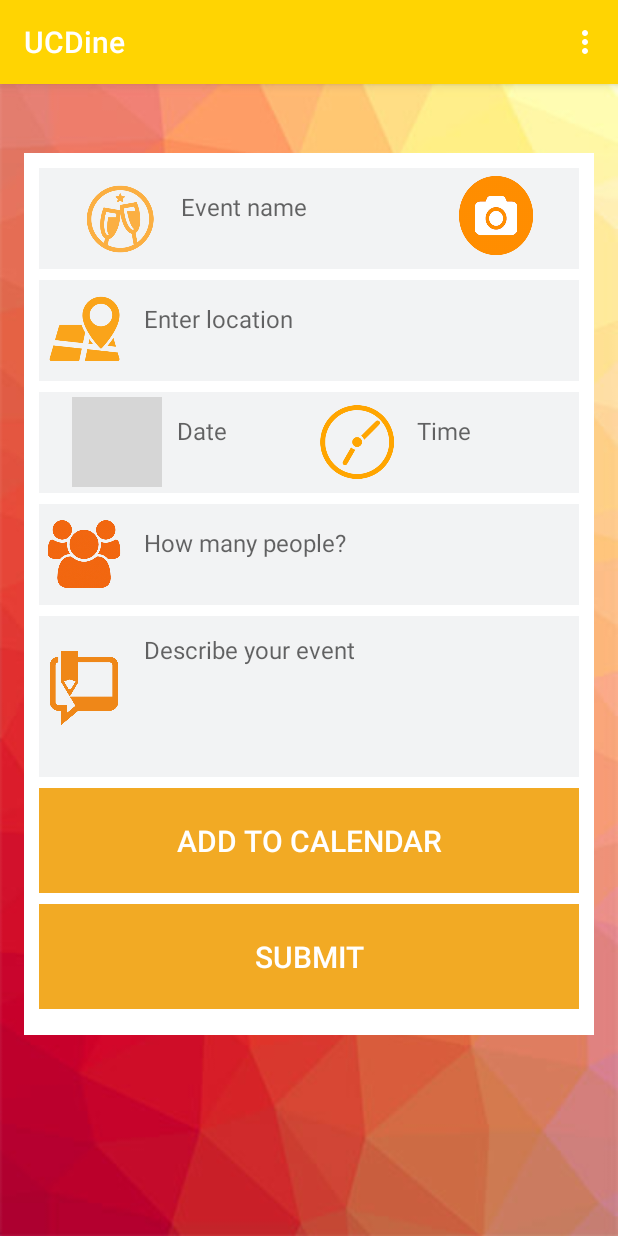
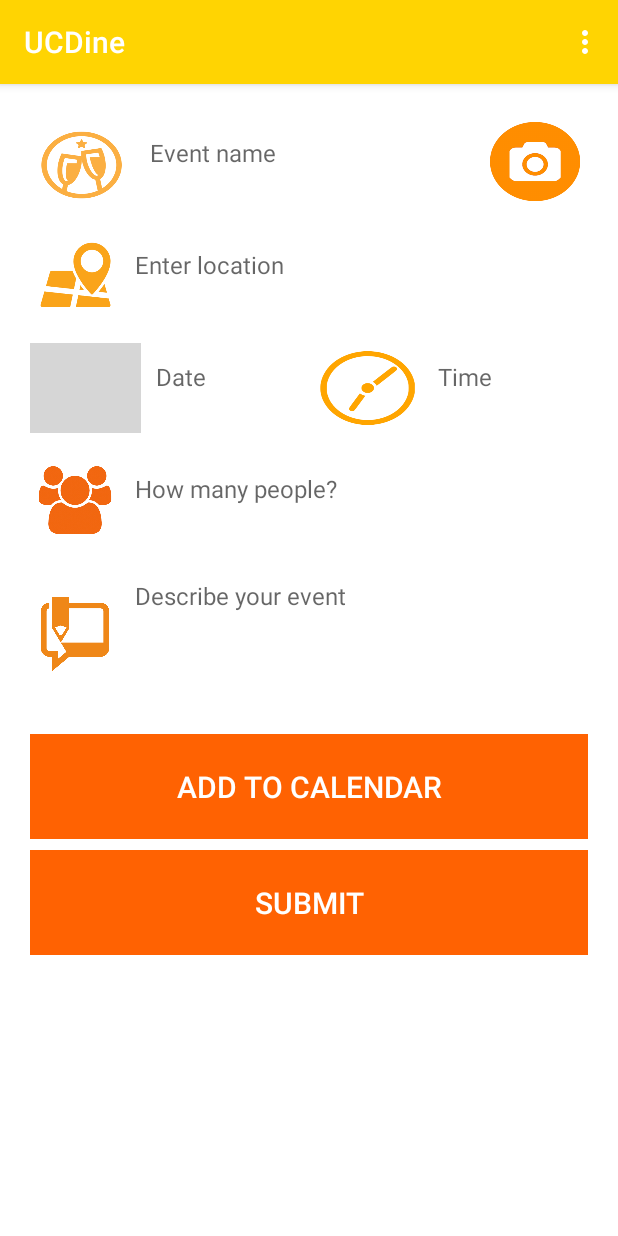
Before and after one commit to silsal/UCDine, an Android app: the CreateEvent screen opened directly, with no data from a screen before it, on a phone screen of 412 x 824 dp. Run offline under Robolectric (Android 15) with nearby library versions, the light colour scheme and no system bars; grey boxes are pictures that could not be loaded.

Commit message:
Style changed!

```diff
--- a/app/src/main/res/layout/activity_create_event.xml
+++ b/app/src/main/res/layout/activity_create_event.xml
@@ -1,33 +1,38 @@
 <?xml version="1.0" encoding="utf-8"?>
+<LinearLayout xmlns:android="http://schemas.android.com/apk/res/android"
+    android:layout_height="fill_parent"
+    android:orientation="vertical"
+    android:layout_width="fill_parent"
+    android:background="@color/white">
 <ScrollView xmlns:android="http://schemas.android.com/apk/res/android"
     xmlns:tools="http://schemas.android.com/tools"
     android:layout_width="match_parent"
-    android:layout_height="match_parent"
-    android:paddingBottom="@dimen/activity_vertical_margin"
-    android:paddingLeft="@dimen/activity_horizontal_margin"
-    android:paddingRight="@dimen/activity_horizontal_margin"
-    android:paddingTop="16dp"
-    android:background = "@drawable/background"
+    android:layout_height="fill_parent"
+    android:orientation="vertical"
+    android:padding="10dp"
+    android:background="@color/white"
     tools:context="com.example.saorla.ucdfood.CreateEvent">
-
     <LinearLayout
         android:layout_width="match_parent"
-        android:layout_height="wrap_content"
-        android:layout_marginTop="30dp"
-        android:orientation="vertical"
+        android:layout_height= "wrap_content"
         android:padding="10dp"
-        android:background="@color/white">
+        android:background="@color/white"
+        tools:context="com.example.saorla.ucdfood.CreateEvent"
+        android:measureWithLargestChild="false"
+        android:orientation="vertical">
         <LinearLayout
             android:layout_width="match_parent"
             android:layout_height="wrap_content"
             android:orientation="horizontal"
             android:gravity="center"
+            android:weightSum="3"
             android:layout_marginBottom="7dp"
-            android:background="@color/lightGrey">
+            android:background="@color/white">
             <ImageView
                 android:id="@+id/eventImageView"
                 android:layout_width="60dp"
                 android:layout_height="60dp"
+                android:layout_weight="0.5"
                 android:src="@drawable/event_icon"
                 android:scaleType="fitXY"
                 android:paddingBottom="5dp"
@@ -39,8 +44,9 @@
                 android:id="@+id/eventTitle"
                 android:layout_width="190dp"
                 android:layout_height="60dp"
+                android:layout_weight="2"
                 android:layout_marginBottom="7dp"
-                android:background="@color/lightGrey"
+                android:background="@color/white"
                 android:hint="@string/event_title"
                 android:paddingBottom="15dp"
                 android:paddingTop="15dp"
@@ -48,18 +54,20 @@
                 android:paddingLeft="10dp"
                 android:gravity="center_vertical"
                 android:textSize="16sp"
-                android:layout_toRightOf="@id/eventImageView"/>
+                android:textColor="@color/colorPrimaryDark"
+                android:layout_toRightOf="@id/eventImageView" />
             <ImageButton
                 android:id="@+id/camera"
                 android:layout_width="60dp"
                 android:layout_height="60dp"
+                android:layout_weight="0.5"
                 android:paddingBottom="5dp"
                 android:paddingTop="2dp"
                 android:paddingRight="5dp"
                 android:paddingLeft="5dp"
                 android:scaleType="fitXY"
                 android:src="@drawable/camera_icon"
-                android:background="@color/lightGrey"
+                android:background="@color/white"
                 android:layout_toRightOf="@id/eventTitle">
             </ImageButton>
         </LinearLayout>
@@ -69,7 +77,7 @@
             android:orientation="horizontal"
             android:gravity="center"
             android:layout_marginBottom="7dp"
-            android:background="@color/lightGrey">
+            android:background="@color/white">
             <ImageView
                 android:id="@+id/locationImageView"
                 android:layout_width="60dp"
@@ -86,7 +94,8 @@
                 android:layout_width="match_parent"
                 android:layout_height="60dp"
                 android:layout_marginBottom="7dp"
-                android:background="@color/lightGrey"
+                android:background="@color/white"
+                android:textColor="@color/colorPrimaryDark"
                 android:hint="@string/location"
                 android:paddingBottom="15dp"
                 android:paddingTop="15dp"
@@ -102,11 +111,13 @@
             android:orientation="horizontal"
             android:gravity="center"
             android:layout_marginBottom="7dp"
-            android:background="@color/lightGrey">
+            android:weightSum="4"
+            android:background="@color/white">
             <ImageView
                 android:id="@+id/calendarImageView"
                 android:layout_width="60dp"
                 android:layout_height="60dp"
+                android:layout_weight="1"
                 android:src="@drawable/calendar_icon"
                 android:scaleType="fitXY"
                 android:paddingBottom="5dp"
@@ -117,8 +128,10 @@
                 android:id="@+id/date"
                 android:layout_width="100dp"
                 android:layout_height="60dp"
+                android:layout_weight="1"
                 android:layout_marginBottom="7dp"
-                android:background="@color/lightGrey"
+                android:background="@color/white"
+                android:textColor="@color/colorPrimaryDark"
                 android:hint="@string/date"
                 android:paddingBottom="15dp"
                 android:paddingTop="15dp"
@@ -131,6 +144,7 @@
                 android:id="@+id/hourImageView"
                 android:layout_width="60dp"
                 android:layout_height="60dp"
+                android:layout_weight="1"
                 android:src="@drawable/clock_icon"
                 android:scaleType="fitXY"
                 android:paddingBottom="5dp"
@@ -142,8 +156,9 @@
                 android:id="@+id/hour"
                 android:layout_width="95dp"
                 android:layout_height="60dp"
+                android:layout_weight="1"
                 android:layout_marginBottom="7dp"
-                android:background="@color/lightGrey"
+                android:background="@color/white"
                 android:hint="@string/hour"
                 android:paddingBottom="15dp"
                 android:paddingTop="15dp"
@@ -151,7 +166,8 @@
                 android:paddingLeft="10dp"
                 android:gravity="center_vertical"
                 android:textSize="16sp"
-                android:layout_toRightOf="@id/hourImageView" />
+                android:layout_toRightOf="@id/hourImageView"
+                android:textColor="@color/colorPrimaryDark" />
         </LinearLayout>
 
         <LinearLayout
@@ -160,7 +176,7 @@
             android:orientation="horizontal"
             android:gravity="center"
             android:layout_marginBottom="7dp"
-            android:background="@color/lightGrey">
+            android:background="@color/white">
             <ImageView
                 android:id="@+id/peopleImageView"
                 android:layout_width="60dp"
@@ -177,7 +193,7 @@
                 android:layout_width="match_parent"
                 android:layout_height="60dp"
                 android:layout_marginBottom="7dp"
-                android:background="@color/lightGrey"
+                android:background="@color/white"
                 android:hint="@string/people"
                 android:paddingBottom="15dp"
                 android:paddingTop="15dp"
@@ -185,7 +201,8 @@
                 android:paddingLeft="10dp"
                 android:gravity="center_vertical"
                 android:textSize="16sp"
-                android:layout_toRightOf="@id/peopleImageView" />
+                android:layout_toRightOf="@id/peopleImageView"
+                android:textColor="@color/colorPrimaryDark" />
 
         </LinearLayout>
 
@@ -195,7 +212,9 @@
             android:orientation="horizontal"
             android:gravity="center"
             android:layout_marginBottom="7dp"
-            android:background="@color/lightGrey">
+            android:background="@color/white"
+            android:baselineAligned="false"
+            android:divider="@color/colorPrimaryDark">
             <ImageView
                 android:id="@+id/descriptionImageView"
                 android:layout_width="60dp"
@@ -218,14 +237,16 @@
                 android:layout_width="fill_parent"
                 android:layout_height="100dp"
                 android:layout_marginBottom="7dp"
-                android:background="@color/lightGrey"
+                android:background="@color/white"
                 android:hint="@string/description"
                 android:paddingBottom="15dp"
                 android:paddingTop="15dp"
                 android:paddingRight="5dp"
                 android:paddingLeft="10dp"
                 android:textSize="16sp"
-                android:layout_toRightOf="@id/descriptionImageView" />
+                android:layout_toRightOf="@id/descriptionImageView"
+                android:textColor="@color/colorPrimaryDark"
+                android:selectAllOnFocus="false" />
         </LinearLayout>
         <LinearLayout
             android:layout_width="match_parent"
@@ -238,7 +259,7 @@
             android:id="@+id/submit_btn"
             android:layout_width="match_parent"
             android:layout_height="70dp"
-            android:background="@color/orange"
+            android:background="@color/colorPrimaryDark"
             android:textSize="20sp"
             android:textColor="@color/white"
             android:text="@string/calendarbutton"
@@ -255,12 +276,12 @@
             android:id="@+id/submit_toDb"
             android:layout_width="match_parent"
             android:layout_height="70dp"
-            android:background="@color/orange"
+            android:background="@color/colorPrimaryDark"
             android:textSize="20sp"
             android:textColor="@color/white"
             android:text="@string/formbutton"
             android:onClick="sendEvent" />
     </LinearLayout>
-    </LinearLayout>
-
+</LinearLayout>
 </ScrollView>
+</LinearLayout>
--- a/app/src/main/res/layout/activity_edit_profile.xml
+++ b/app/src/main/res/layout/activity_edit_profile.xml
@@ -3,8 +3,7 @@
     xmlns:tools="http://schemas.android.com/tools"
     android:layout_width="match_parent"
     android:layout_height="match_parent"
-    android:fillViewport="true"
-    android:background="@color/main_background">
+    android:fillViewport="true">
 
 
     <LinearLayout
--- a/app/src/main/res/layout/activity_profile.xml
+++ b/app/src/main/res/layout/activity_profile.xml
@@ -3,8 +3,7 @@
     xmlns:tools="http://schemas.android.com/tools"
     android:id="@+id/ap_main_linear"
     android:layout_width="match_parent"
-    android:layout_height="match_parent"
-    android:background="@color/main_background">
+    android:layout_height="match_parent">
 
     <ScrollView
         android:id="@+id/ap_main_scroll"
--- a/app/src/main/res/values/colors.xml
+++ b/app/src/main/res/values/colors.xml
@@ -9,13 +9,13 @@
     <color name="orange">#f2aa24</color>
 
     <color name="colorTextEditable">#e8e8e8</color>
-    <color name="colorTextEditable2">#ff6202</color>
+    <color name="colorTextEditable2">#ff9102</color>
     <color name="colorText">#4b4949</color>
     <color name="sectionText">#888888</color>
 
     <color name="background">#C0C0C0</color>
     <color name="section_background">#f0e7ba</color>
-    <color name="main_background">#fafafa</color>
     <color name="popups">#AFAFAF</color>
 
+
 </resources>
```
